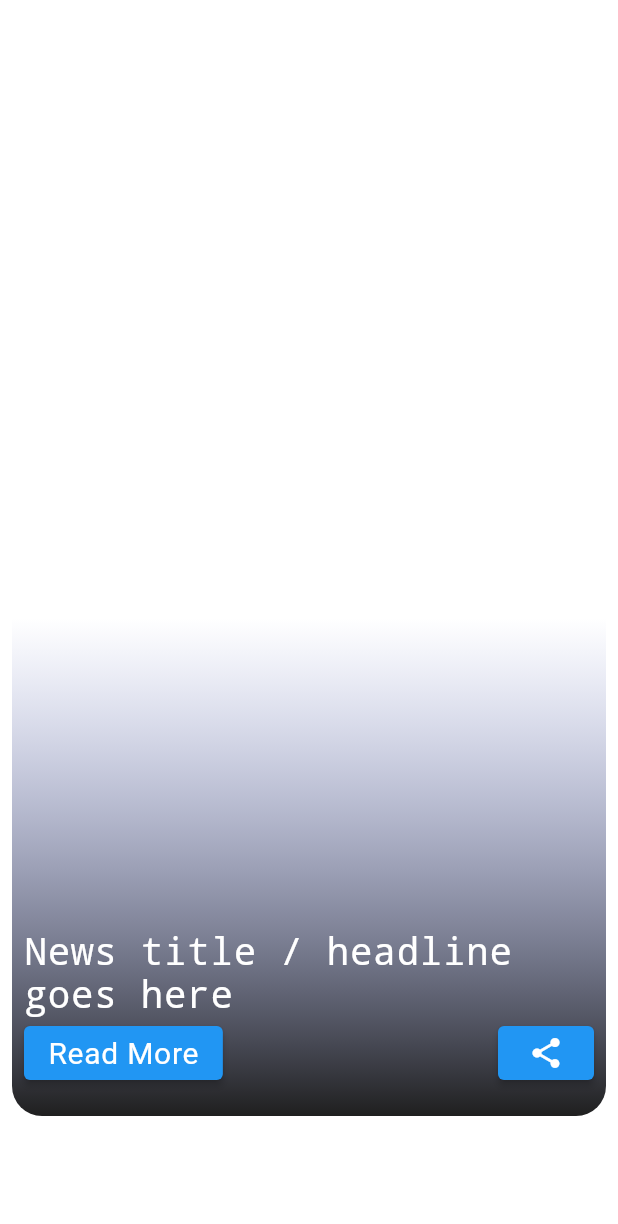
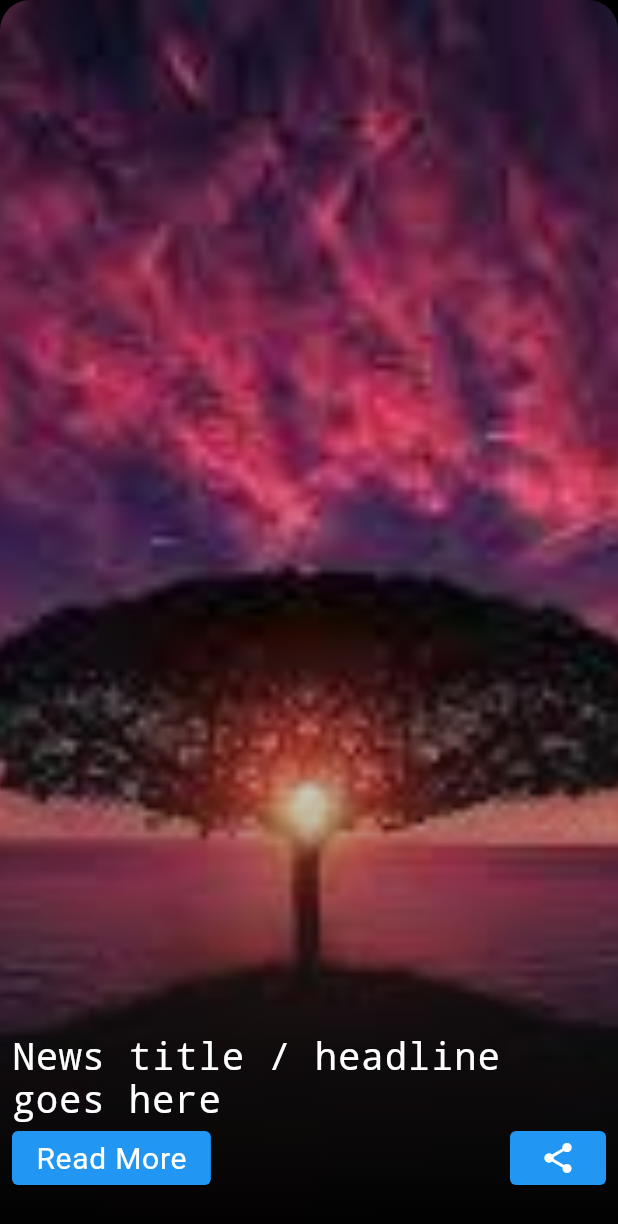
Before and after one commit to MDRifatkhan333/NNO_NewsPaper, a Flutter app: the screen it shows after launch, on a phone screen of 412 x 824 dp. Shown: the top 1224 px of the screen. Run offline on Flutter 3.47's test engine with Material 2 defaults, Android fonts, the phone set to English and light mode, and no system bars; drawn by our look-alikes of appinio_swiper.

Commit message:
newsPaperCard add in swiper package

```diff
--- a/lib/main.dart
+++ b/lib/main.dart
@@ -1,5 +1,6 @@
 import 'package:flutter/material.dart';
 import 'package:nno_newspaper/screen/homepage.dart';
+import 'package:nno_newspaper/screen/newsPaperCard.dart';
 import 'package:nno_newspaper/screen/news_page.dart';
 
 void main() {
@@ -18,7 +19,7 @@ class MyApp extends StatelessWidget {
       theme: ThemeData(
         primarySwatch: Colors.blue,
       ),
-      home: const NewsCard(),
+      home: const MyNewsPaperCard(),
     );
   }
 }
--- a/lib/screen/homepage.dart
+++ b/lib/screen/homepage.dart
@@ -2,6 +2,8 @@ import 'package:flutter/material.dart';
 import 'package:flutter/src/widgets/framework.dart';
 import 'package:flutter/src/widgets/placeholder.dart';
 import 'package:nno_newspaper/screen/swiper.dart';
+
+import 'newsPaperCard.dart';
 
 class MyHomePage extends StatefulWidget {
   const MyHomePage({super.key});
@@ -84,7 +86,7 @@ class _MyHomePageState extends State<MyHomePage> {
               ),
             ),
             const SizedBox(height: 10),
-            Example(),
+            const MyNewsPaperCard(),
           ],
         ),
       ),
--- /dev/null
+++ b/lib/screen/newsPaperCard.dart
@@ -0,0 +1,113 @@
+import 'package:appinio_swiper/appinio_swiper.dart';
+import 'package:flutter/cupertino.dart';
+import 'package:flutter/material.dart';
+
+class MyNewsPaperCard extends StatefulWidget {
+  const MyNewsPaperCard({super.key});
+
+  @override
+  State<MyNewsPaperCard> createState() => _MyNewsPaperCardState();
+}
+
+class _MyNewsPaperCardState extends State<MyNewsPaperCard> {
+  @override
+  Widget build(BuildContext context) {
+    return CupertinoPageScaffold(
+      backgroundColor: CupertinoColors.black,
+      child: SizedBox(
+        // height: MediaQuery.of(context).size.height * 0.65,
+        // width: MediaQuery.of(context).size.width,
+        child: AppinioSwiper(
+          cardsCount: 20,
+          cardsBuilder: (BuildContext context, int index) {
+            return Container(
+              decoration: BoxDecoration(
+                borderRadius: BorderRadius.circular(40),
+                color: Colors.white,
+              ),
+              child: Container(
+                decoration: BoxDecoration(
+                  image: const DecorationImage(
+                    image: AssetImage('assets/images/Untitled.jpeg'),
+                    fit: BoxFit.cover,
+                  ),
+                  borderRadius: BorderRadius.circular(20),
+                  gradient: const LinearGradient(
+                    colors: [Color(0x003f51b5), Color(0xe0000000)],
+                    stops: [0.5, 1],
+                    begin: Alignment.topCenter,
+                    end: Alignment.bottomCenter,
+                  ),
+                ),
+                child: Container(
+                  decoration: const BoxDecoration(
+                    gradient: LinearGradient(
+                      colors: [
+                        Color.fromARGB(0, 56, 57, 61),
+                        Color(0xe0000000)
+                      ],
+                      stops: [0.5, 1],
+                      begin: Alignment.topCenter,
+                      end: Alignment.bottomCenter,
+                    ),
+                  ),
+                  child: Padding(
+                    padding: const EdgeInsets.all(8.0),
+                    child: Column(
+                      crossAxisAlignment: CrossAxisAlignment.start,
+                      children: [
+                        // PAGE COUNTER
+                        // Center(
+                        //   child: CircleAvatar(
+                        //     child: Text(index.toString()),
+                        //   ),
+                        // ),
+                        const Spacer(),
+                        const Text('News title / headline goes here ',
+                            style: TextStyle(
+                              decoration: TextDecoration.none,
+                              fontSize: 25,
+                              color: Colors.white,
+                              fontWeight: FontWeight.w400,
+                              letterSpacing: 0.5,
+                            )),
+                        Row(
+                          children: [
+                            ElevatedButton(
+                              onPressed: () {},
+                              child: const Text(
+                                'Read More',
+                                style: TextStyle(
+                                  decoration: TextDecoration.none,
+                                  fontSize: 20,
+                                  color: Colors.white,
+                                  fontWeight: FontWeight.w400,
+                                  letterSpacing: 0.5,
+                                ),
+                              ),
+                            ),
+                            Spacer(),
+                            ElevatedButton(
+                              onPressed: () {},
+                              child: Icon(
+                                Icons.share,
+                                color: Colors.white,
+                              ),
+                            ),
+                          ],
+                        ),
+                        SizedBox(
+                          height: 20,
+                        )
+                      ],
+                    ),
+                  ),
+                ),
+              ),
+            );
+          },
+        ),
+      ),
+    );
+  }
+}
--- a/lib/screen/news_page.dart
+++ b/lib/screen/news_page.dart
@@ -5,7 +5,6 @@ import 'package:flutter/src/widgets/placeholder.dart';
 
 class NewsCard extends StatefulWidget {
   const NewsCard({super.key});
-
   @override
   State<NewsCard> createState() => _NewsCardState();
 }
@@ -14,7 +13,6 @@ class _NewsCardState extends State<NewsCard> {
   @override
   Widget build(BuildContext context) {
     return Container(
-      // color: Colors.white,
       decoration: BoxDecoration(
         borderRadius: BorderRadius.circular(40),
         color: Colors.white,
@@ -42,7 +40,15 @@ class _NewsCardState extends State<NewsCard> {
             child: Column(
               crossAxisAlignment: CrossAxisAlignment.start,
               children: [
-                Spacer(),
+                const Center(
+                  child: Image(
+                    height: 400,
+                    width: double.infinity,
+                    image: AssetImage('assets/images/1.jpg'),
+                    fit: BoxFit.cover,
+                  ),
+                ),
+                const Spacer(),
                 const Text('News title / headline goes here ',
                     style: TextStyle(
                       decoration: TextDecoration.none,
@@ -77,7 +83,7 @@ class _NewsCardState extends State<NewsCard> {
                   ],
                 ),
                 SizedBox(
-                  height: 10,
+                  height: 20,
                 )
               ],
             ),
--- a/lib/screen/swiper.dart
+++ b/lib/screen/swiper.dart
@@ -16,7 +16,7 @@ class Example extends StatelessWidget {
             return Container(
                 decoration: BoxDecoration(
                   borderRadius: BorderRadius.circular(40),
-                  color: Color(
+                  color: const Color(
                     0xffFFF2C5,
                   ),
                 ),
@@ -59,7 +59,10 @@ class Example extends StatelessWidget {
                         ),
                       ),
                       Center(
-                          child: CircleAvatar(child: Text(index.toString()))),
+                        child: CircleAvatar(
+                          child: Text(index.toString()),
+                        ),
+                      ),
                       const Padding(
                         padding: EdgeInsets.all(8.0),
                         child: Text(
```
Also changed, not shown: assets/images/rifat1.jpg (added).
